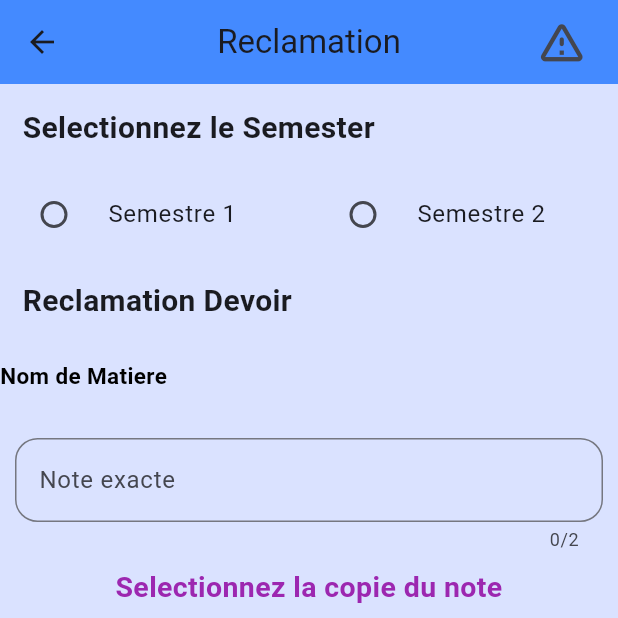
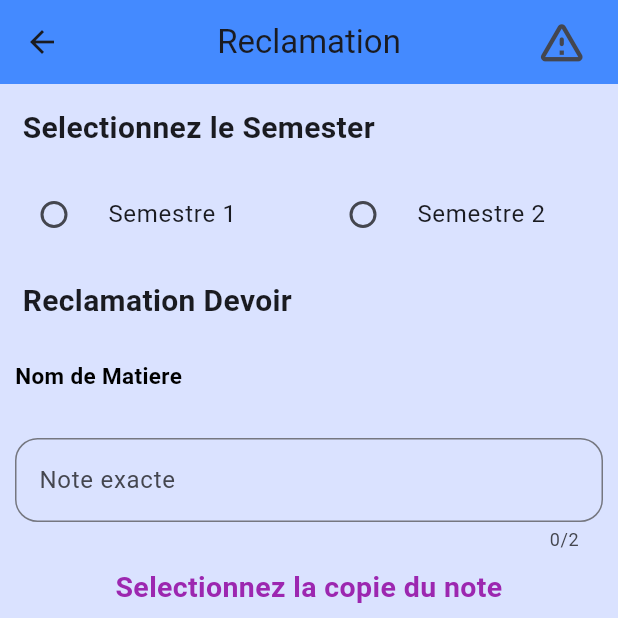
Before and after one commit to sidimouhammed/login1-1-master-master-master-master, a Flutter app: the Rectlmation screen opened directly, on a phone screen of 412 x 824 dp, the top half of it. Run offline on Flutter 3.47's test engine with Material 3 defaults, Android fonts, the phone set to English and light mode, and no system bars; our stand-ins replace cloud_firestore, curved_navigation_bar, firebase_auth, firebase_core, firebase_messaging, firebase_storage and 4 more; missing offline and left inert: firebase_messaging_platform_interface, flutter_cached_pdfview; accounts and stored records are empty.

Commit message:
new compte

```diff
--- a/lib/pages/reclemation.dart
+++ b/lib/pages/reclemation.dart
@@ -22,7 +22,6 @@ class Rectlmation extends StatefulWidget {
 }
 
 class _RectlmationState extends State<Rectlmation> {
-
   final List<String> S1_RT1 = [
     'Reseaux 1',
     'Algorithmique',
@@ -51,7 +50,6 @@ class _RectlmationState extends State<Rectlmation> {
 
   final List<String> S1_DI1 = [
     'Architecture',
-
     'MTU',
     'MS Office',
     'Anglais technique 1',
@@ -89,6 +87,7 @@ class _RectlmationState extends State<Rectlmation> {
   String? etat;
   List<String> vide = [];
   String? details;
+  String? NNI;
 
   @override
   void initState() {
@@ -202,12 +201,15 @@ class _RectlmationState extends State<Rectlmation> {
             SizedBox(
               height: 10,
             ),
-            Text(
+            Padding(
+              padding: const EdgeInsets.only(left: 10),
+              child: Text(
                   style: TextStyle(
                       fontSize: 15,
                       fontWeight: FontWeight.bold,
                       foreground: Paint()..color = Colors.black),
                   'Nom de Matiere'),
+            ),
             //Réseaux informatiques et Télécommunications L1
 
             fillier == "Réseaux informatiques et Télécommunications"
@@ -257,7 +259,10 @@ class _RectlmationState extends State<Rectlmation> {
                               ),
                             ),
                           )
-                        : Text('Appuyer un Semester')
+                        : Padding(
+                            padding: const EdgeInsets.only(left: 10),
+                            child: Text('Appuyer un Semester'),
+                          )
 
                 //Développement Informatique L1
                 : fillier == "Développement Informatique"
@@ -286,7 +291,6 @@ class _RectlmationState extends State<Rectlmation> {
                           )
                         : _semester == "Semestre 2"
                             ? Padding(
-
                                 padding: const EdgeInsets.all(10.0),
                                 child: DropdownButton(
                                   value: _selectedDIS2,
@@ -308,7 +312,10 @@ class _RectlmationState extends State<Rectlmation> {
                                   ),
                                 ),
                               )
-                            : Text('Appuyer un Semester')
+                            :Padding(
+                            padding: const EdgeInsets.only(left: 10),
+                            child: Text('Appuyer un Semester'),
+                          )
                     : Text(''),
 
             // if (_devoirOuExamen == "Devoir")
@@ -533,6 +540,7 @@ class _RectlmationState extends State<Rectlmation> {
       'dateEnvoie': now.toString(),
       'etat': etat,
       'details': details,
+      'NNI': NNI
       //'examen'
     });
   }
@@ -583,6 +591,7 @@ class _RectlmationState extends State<Rectlmation> {
               nom = studentDoc['full_name'] ?? '';
               emailUser = studentDoc['Email'] ?? '';
               fillier = studentDoc['filiére'] ?? '';
+              NNI = studentDoc['NNI'] ?? '';
               // _fullNameController.text = studentDoc['full_name'] ?? '';
               // _phoneNumberController.text = studentDoc['tel'] ?? '';
             });
```
Also changed, not shown: lib/pages/notif.dart (+8 -8 lines). Lines whose indentation alone changed are shown as unchanged.
